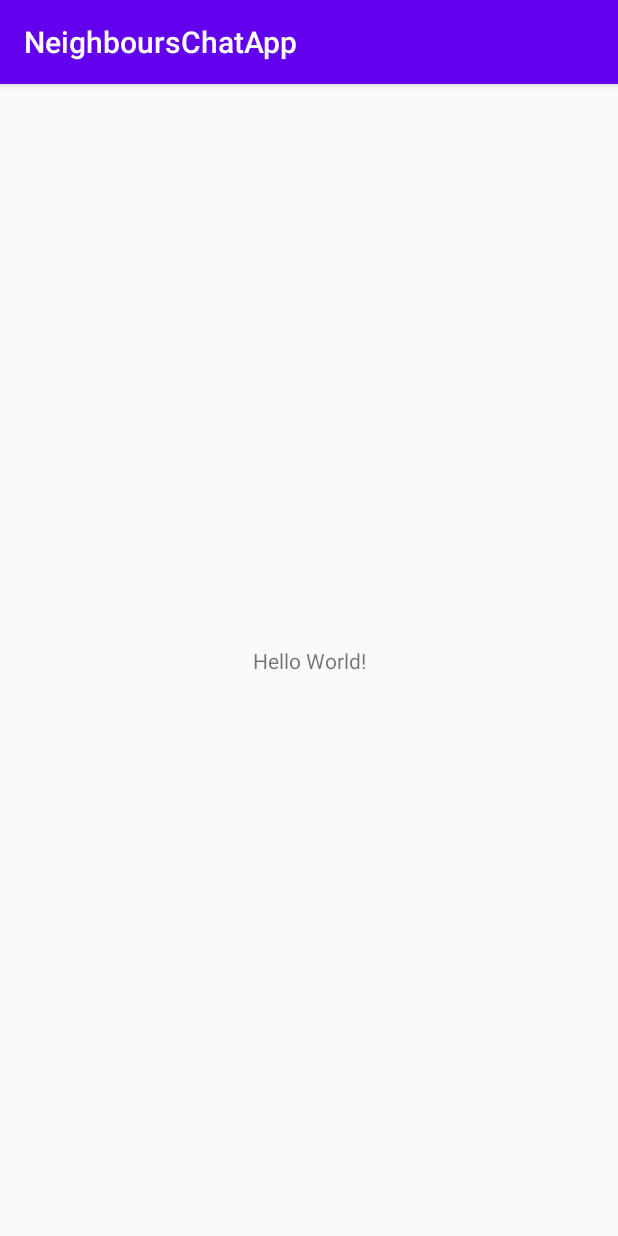
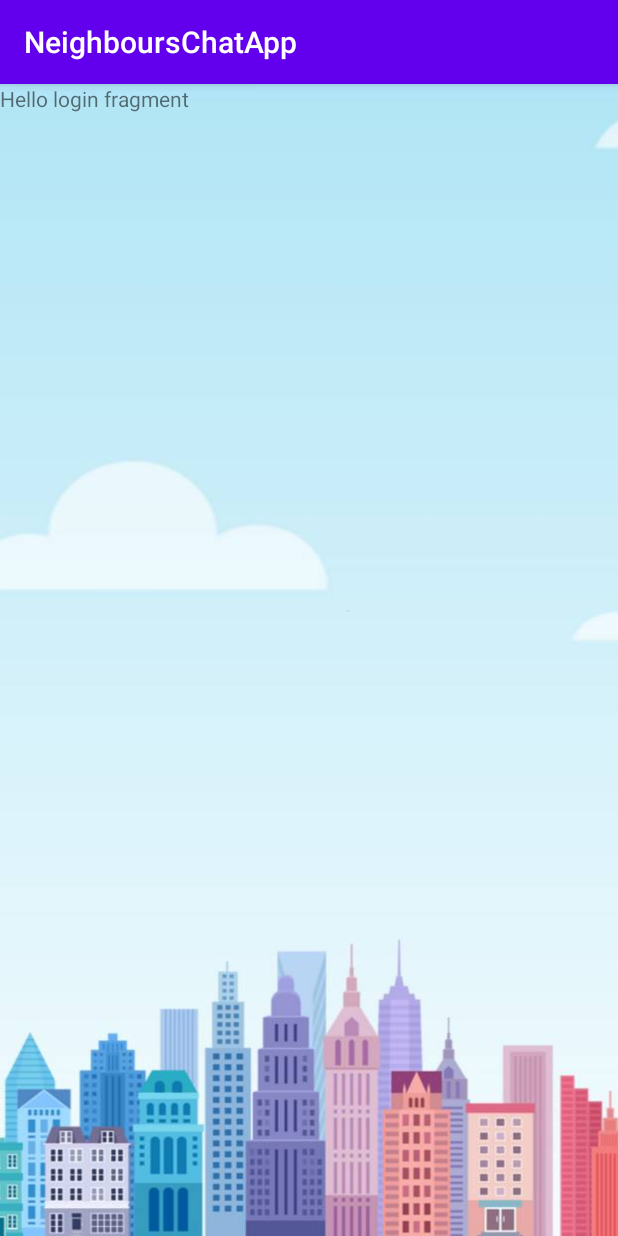
Before and after one commit to zakariamosa/NeighboursChat, an Android app: the screen it shows after launch (MainActivity), on a phone screen of 412 x 824 dp. Run offline under Robolectric (Android 15) with nearby library versions, the phone set to English and light mode, and no system bars.

Commit message:
Added fragments login and register. Added loadFragment function to main activity. Added city_background.jpeg to drawable.

```diff
--- a/app/build.gradle
+++ b/app/build.gradle
@@ -26,10 +26,11 @@ android {
 
 dependencies {
     implementation fileTree(dir: "libs", include: ["*.jar"])
-    implementation "org.jetbrains.kotlin:kotlin-stdlib:$kotlin_version"
+    implementation "org.jetbrains.kotlin:kotlin-stdlib:1.4.10"
     implementation 'androidx.core:core-ktx:1.3.2'
     implementation 'androidx.appcompat:appcompat:1.2.0'
-    implementation 'androidx.constraintlayout:constraintlayout:2.0.2'
+    implementation 'androidx.constraintlayout:constraintlayout:2.0.3'
+    implementation 'androidx.legacy:legacy-support-v4:1.0.0'
     testImplementation 'junit:junit:4.12'
     androidTestImplementation 'androidx.test.ext:junit:1.1.2'
     androidTestImplementation 'androidx.test.espresso:espresso-core:3.3.0'
--- /dev/null
+++ b/app/src/main/java/com/example/neighbourschatapp/LoginFragment.kt
@@ -0,0 +1,16 @@
+package com.example.neighbourschatapp
+
+import android.os.Bundle
+import androidx.fragment.app.Fragment
+import android.view.LayoutInflater
+import android.view.View
+import android.view.ViewGroup
+
+class LoginFragment: Fragment() {
+    @ExperimentalStdlibApi
+    override fun onCreateView(inflater: LayoutInflater, container: ViewGroup?, savedInstanceState: Bundle?): View? {
+        val view: View = inflater.inflate(R.layout.fragment_login, container, false)
+
+        return view
+    }
+}
--- a/app/src/main/java/com/example/neighbourschatapp/MainActivity.kt
+++ b/app/src/main/java/com/example/neighbourschatapp/MainActivity.kt
@@ -2,10 +2,21 @@ package com.example.neighbourschatapp
 
 import androidx.appcompat.app.AppCompatActivity
 import android.os.Bundle
+import androidx.fragment.app.Fragment
 
 class MainActivity : AppCompatActivity() {
     override fun onCreate(savedInstanceState: Bundle?) {
         super.onCreate(savedInstanceState)
         setContentView(R.layout.activity_main)
+
+        loadFragment(LoginFragment())
+    }
+    //Denna funktion skapar fragmentet i mainActivity
+    private fun loadFragment(fragment: Fragment) {
+
+        val transaction = supportFragmentManager.beginTransaction()
+        transaction.replace(R.id.main_fragment_layout, fragment)
+        transaction.addToBackStack(null)
+        transaction.commit()
     }
 }
--- a/app/src/main/res/layout/activity_main.xml
+++ b/app/src/main/res/layout/activity_main.xml
@@ -6,13 +6,16 @@
     android:layout_height="match_parent"
     tools:context=".MainActivity">
 
-    <TextView
-        android:layout_width="wrap_content"
-        android:layout_height="wrap_content"
-        android:text="Hello World!"
+    <FrameLayout
+        android:id="@+id/main_fragment_layout"
+        android:layout_width="match_parent"
+        android:layout_height="0dp"
         app:layout_constraintBottom_toBottomOf="parent"
-        app:layout_constraintLeft_toLeftOf="parent"
-        app:layout_constraintRight_toRightOf="parent"
-        app:layout_constraintTop_toTopOf="parent" />
+        app:layout_constraintEnd_toEndOf="parent"
+        app:layout_constraintStart_toStartOf="parent"
+        app:layout_constraintTop_toTopOf="parent"
+        android:background="@drawable/city_background">
+
+    </FrameLayout>
 
 </androidx.constraintlayout.widget.ConstraintLayout>
--- /dev/null
+++ b/app/src/main/res/layout/fragment_login.xml
@@ -0,0 +1,13 @@
+<?xml version="1.0" encoding="utf-8"?>
+<FrameLayout xmlns:android="http://schemas.android.com/apk/res/android"
+    xmlns:tools="http://schemas.android.com/tools"
+    android:layout_width="match_parent"
+    android:layout_height="match_parent"
+    tools:context=".LoginFragment">
+
+    <TextView
+        android:layout_width="match_parent"
+        android:layout_height="match_parent"
+        android:text="@string/hello_login_fragment" />
+
+</FrameLayout>
--- a/app/src/main/res/values/strings.xml
+++ b/app/src/main/res/values/strings.xml
@@ -1,3 +1,5 @@
 <resources>
     <string name="app_name">NeighboursChatApp</string>
+    <string name="hello_login_fragment">Hello login fragment</string>
+    <string name="hello_register_fragment">Hello register fragment</string>
 </resources>
```
Also changed, not shown: app/src/main/java/com/example/neighbourschatapp/RegisterFragment.kt (added, +16 -0 lines), app/src/main/res/layout/fragment_register.xml (added, +13 -0 lines), app/src/main/res/drawable/city_background.jpeg (added).
